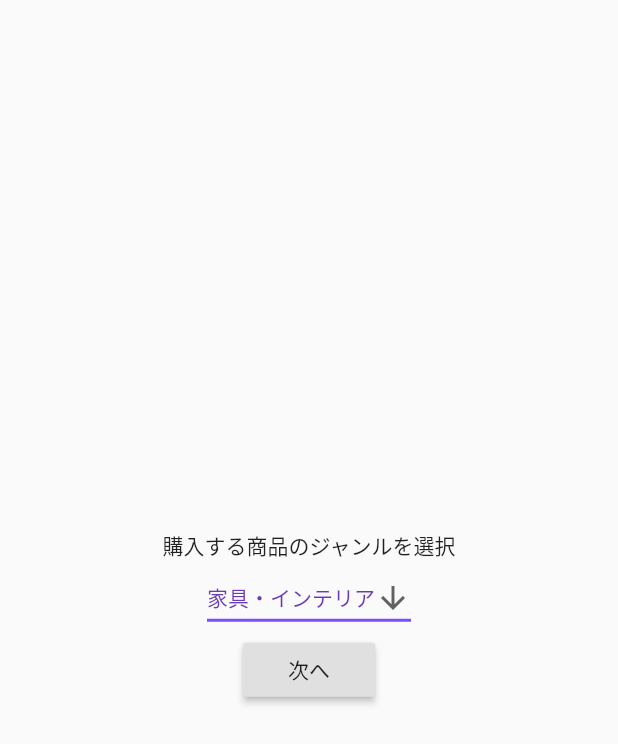
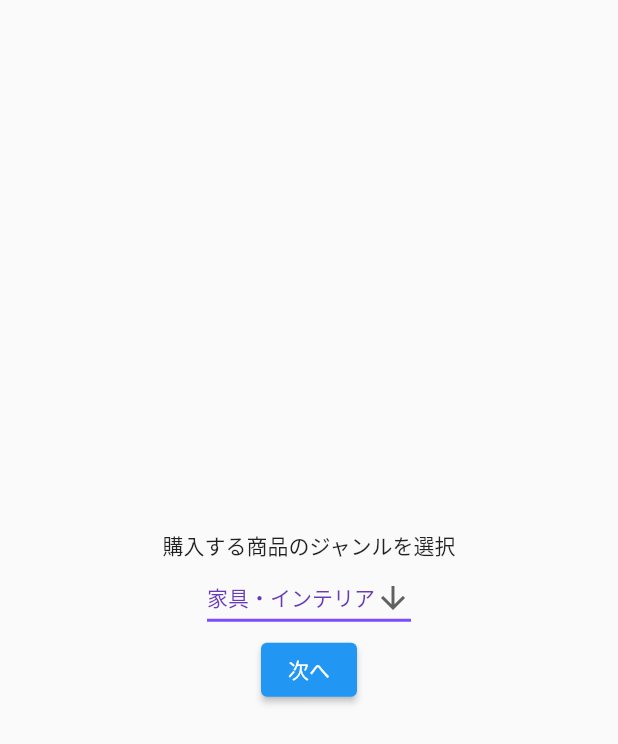
Before and after one commit to kc3hack/2022_d, a Flutter app: the JudgePage screen opened directly, on a phone screen of 412 x 824 dp. Shown: the top 744 px of the screen. Run offline on Flutter 3.47's test engine with Material 2 defaults, Android fonts, the phone set to English and light mode, and no system bars.

Commit message:
怒られてたか所の修正

```diff
--- a/frontend/lib/presentation/pages/judge_page.dart
+++ b/frontend/lib/presentation/pages/judge_page.dart
@@ -1,11 +1,11 @@
 import 'package:flutter/material.dart';
-import 'package:frontend/ProductGenre.dart';
+import 'package:frontend/product_genre.dart';
 import 'package:frontend/presentation/pages/question_page.dart';
 
 class JudgePage extends StatelessWidget {
   @override
   Widget build(BuildContext context) {
-    return Scaffold(
+    return const Scaffold(
       body: JudgePageWidget(),
     );
   }
@@ -29,7 +29,7 @@ class _JudgePageWidgetState extends State<JudgePageWidget> {
       child: Column(
         mainAxisAlignment: MainAxisAlignment.center,
         children: <Widget>[
-          Text('購入する商品のジャンルを選択'),
+          const Text('購入する商品のジャンルを選択'),
           DropdownButton<String>(
             value: dropdownValue,
             icon: const Icon(Icons.arrow_downward),
@@ -53,12 +53,12 @@ class _JudgePageWidgetState extends State<JudgePageWidget> {
               );
             }).toList(),
           ),
-          RaisedButton(
-            child: Text('次へ'),
+          ElevatedButton(
+            child: const Text('次へ'),
             onPressed: () {
-              Navigator.push(
+              Navigator.pushReplacement(
                 context,
-                MaterialPageRoute(builder: (context) => QuestionPage(this.dropdownValue)),
+                MaterialPageRoute(builder: (context) => QuestionPage(dropdownValue)),
               );
             },
           ),
```
